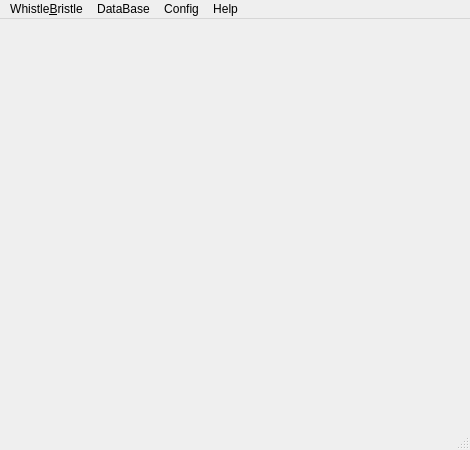
The window that qt/main.ui (Hi-Timofey/Whistle-Bristle) describes before a commit, drawn with Qt 5.
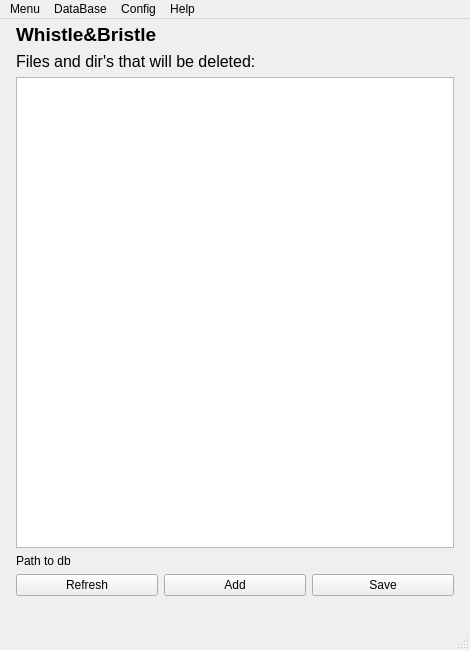
The same window after the commit.

What changed in the file:
```diff
--- a/qt/main.ui
+++ b/qt/main.ui
@@ -7,46 +7,169 @@
     <x>0</x>
     <y>0</y>
     <width>470</width>
-    <height>450</height>
+    <height>650</height>
    </rect>
   </property>
   <property name="minimumSize">
    <size>
     <width>470</width>
-    <height>450</height>
+    <height>650</height>
+   </size>
+  </property>
+  <property name="maximumSize">
+   <size>
+    <width>16000</width>
+    <height>1000</height>
    </size>
   </property>
   <property name="windowTitle">
    <string>Whistle&amp;Bristle</string>
   </property>
   <widget class="QWidget" name="centralwidget">
-   <widget class="QWidget" name="gridLayoutWidget">
-    <property name="geometry">
-     <rect>
-      <x>19</x>
-      <y>19</y>
-      <width>431</width>
-      <height>381</height>
-     </rect>
+   <property name="maximumSize">
+    <size>
+     <width>16000</width>
+     <height>1000</height>
+    </size>
+   </property>
+   <layout class="QGridLayout" name="gridLayout">
+    <property name="leftMargin">
+     <number>16</number>
     </property>
-    <layout class="QGridLayout" name="gridLayout">
-     <property name="sizeConstraint">
-      <enum>QLayout::SetMaximumSize</enum>
-     </property>
-     <property name="leftMargin">
-      <number>16</number>
-     </property>
-     <property name="topMargin">
-      <number>16</number>
-     </property>
-     <property name="rightMargin">
-      <number>16</number>
-     </property>
-     <property name="bottomMargin">
-      <number>16</number>
-     </property>
-    </layout>
-   </widget>
+    <property name="topMargin">
+     <number>4</number>
+    </property>
+    <property name="rightMargin">
+     <number>16</number>
+    </property>
+    <property name="bottomMargin">
+     <number>32</number>
+    </property>
+    <item row="0" column="0">
+     <layout class="QVBoxLayout" name="verticalLayout">
+      <property name="sizeConstraint">
+       <enum>QLayout::SetMaximumSize</enum>
+      </property>
+      <item>
+       <widget class="QLabel" name="app_name">
+        <property name="sizePolicy">
+         <sizepolicy hsizetype="Preferred" vsizetype="Maximum">
+          <horstretch>0</horstretch>
+          <verstretch>0</verstretch>
+         </sizepolicy>
+        </property>
+        <property name="font">
+         <font>
+          <pointsize>14</pointsize>
+          <weight>75</weight>
+          <bold>true</bold>
+         </font>
+        </property>
+        <property name="text">
+         <string>Whistle&amp;Bristle</string>
+        </property>
+       </widget>
+      </item>
+      <item>
+       <layout class="QVBoxLayout" name="verticalLayout_2">
+        <item>
+         <widget class="QLabel" name="table_label_2">
+          <property name="sizePolicy">
+           <sizepolicy hsizetype="Minimum" vsizetype="Preferred">
+            <horstretch>0</horstretch>
+            <verstretch>0</verstretch>
+           </sizepolicy>
+          </property>
+          <property name="minimumSize">
+           <size>
+            <width>0</width>
+            <height>0</height>
+           </size>
+          </property>
+          <property name="font">
+           <font>
+            <pointsize>12</pointsize>
+           </font>
+          </property>
+          <property name="text">
+           <string>Files and dir's that will be deleted:</string>
+          </property>
+         </widget>
+        </item>
+        <item>
+         <widget class="QTableWidget" name="tableWidget">
+          <property name="minimumSize">
+           <size>
+            <width>0</width>
+            <height>429</height>
+           </size>
+          </property>
+          <property name="sizeAdjustPolicy">
+           <enum>QAbstractScrollArea::AdjustToContents</enum>
+          </property>
+          <property name="editTriggers">
+           <set>QAbstractItemView::AnyKeyPressed|QAbstractItemView::CurrentChanged|QAbstractItemView::DoubleClicked|QAbstractItemView::EditKeyPressed</set>
+          </property>
+          <property name="columnCount">
+           <number>0</number>
+          </property>
+         </widget>
+        </item>
+        <item alignment="Qt::AlignLeft">
+         <widget class="QLabel" name="path_to_cur_db">
+          <property name="text">
+           <string>Path to db</string>
+          </property>
+         </widget>
+        </item>
+        <item>
+         <layout class="QHBoxLayout" name="horizontalLayout">
+          <item>
+           <widget class="QPushButton" name="refreshBtn">
+            <property name="minimumSize">
+             <size>
+              <width>50</width>
+              <height>0</height>
+             </size>
+            </property>
+            <property name="text">
+             <string>Refresh</string>
+            </property>
+           </widget>
+          </item>
+          <item>
+           <widget class="QPushButton" name="addBtn">
+            <property name="minimumSize">
+             <size>
+              <width>50</width>
+              <height>0</height>
+             </size>
+            </property>
+            <property name="text">
+             <string>Add</string>
+            </property>
+           </widget>
+          </item>
+          <item>
+           <widget class="QPushButton" name="saveBtn">
+            <property name="minimumSize">
+             <size>
+              <width>50</width>
+              <height>0</height>
+             </size>
+            </property>
+            <property name="text">
+             <string>Save</string>
+            </property>
+           </widget>
+          </item>
+         </layout>
+        </item>
+       </layout>
+      </item>
+     </layout>
+    </item>
+   </layout>
   </widget>
   <widget class="QMenuBar" name="menubar">
    <property name="geometry">
@@ -57,9 +180,9 @@
      <height>30</height>
     </rect>
    </property>
-   <widget class="QMenu" name="menuWhistle_Bristle">
+   <widget class="QMenu" name="menuMain">
     <property name="title">
-     <string>Whistle&amp;Bristle</string>
+     <string>Menu</string>
     </property>
    </widget>
    <widget class="QMenu" name="menuDataBase">
@@ -77,7 +200,7 @@
      <string>Help</string>
     </property>
    </widget>
-   <addaction name="menuWhistle_Bristle"/>
+   <addaction name="menuMain"/>
    <addaction name="menuDataBase"/>
    <addaction name="menuConfig"/>
    <addaction name="menuHelp"/>
```
Left out of the diff: 30 changed lines with no effect on the pictures.
